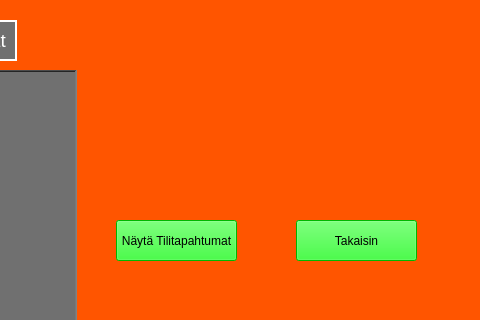
22kmo-project/group_8, file frontend/tilitapahtumat.ui: the form before one commit; both pictures show x 204 to 684 and y 0 to 320 of the 684 by 570 pixel window.
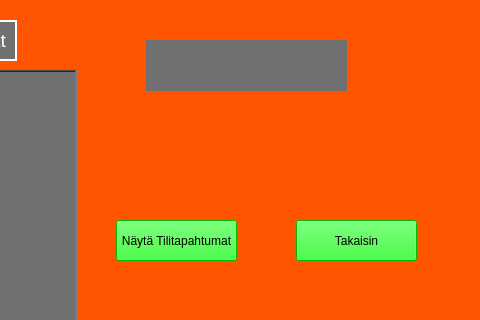
The form after the commit.

The edit to the form file:
```diff
--- a/frontend/tilitapahtumat.ui
+++ b/frontend/tilitapahtumat.ui
@@ -129,6 +129,31 @@
     <string>Takaisin</string>
    </property>
   </widget>
+  <widget class="QLabel" name="labelSaldo">
+   <property name="geometry">
+    <rect>
+     <x>350</x>
+     <y>40</y>
+     <width>201</width>
+     <height>51</height>
+    </rect>
+   </property>
+   <property name="font">
+    <font>
+     <pointsize>14</pointsize>
+    </font>
+   </property>
+   <property name="styleSheet">
+    <string notr="true">background-color: rgb(112, 112, 112);
+color: rgb(255, 255, 255);</string>
+   </property>
+   <property name="text">
+    <string/>
+   </property>
+   <property name="alignment">
+    <set>Qt::AlignCenter</set>
+   </property>
+  </widget>
  </widget>
  <resources/>
  <connections/>
```
